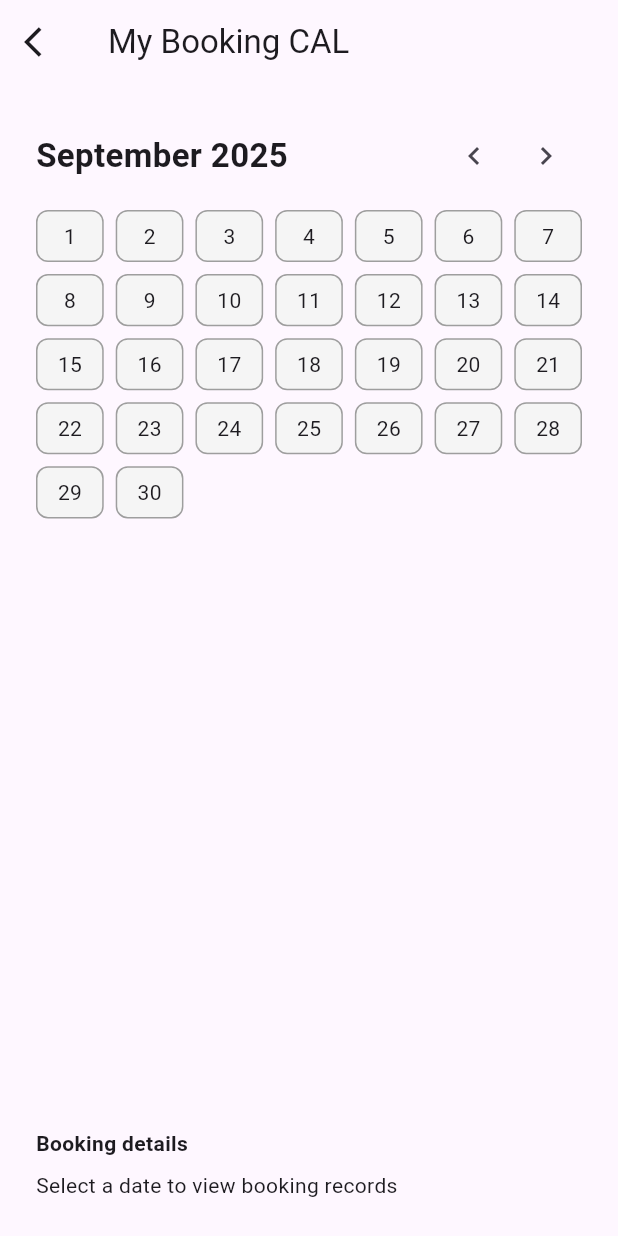
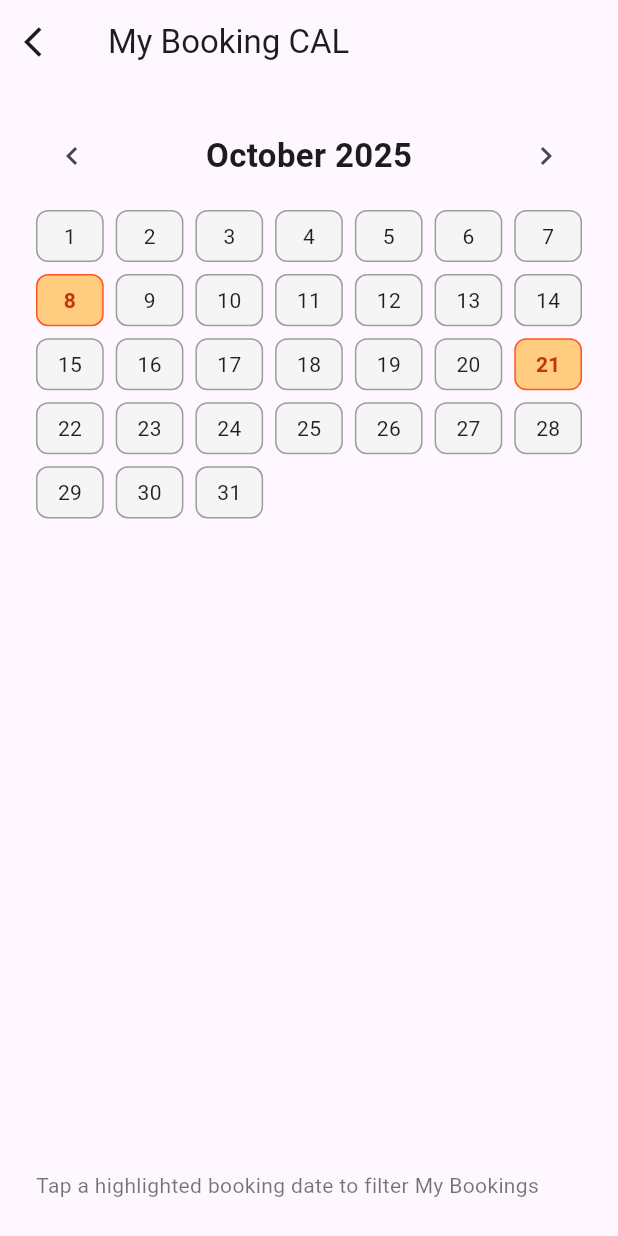
Before and after one commit to 0353497/x_french_travel_w13, a Flutter app: the MyBookingsPage screen opened directly, after a tap on "My Booking CAL", on a phone screen of 412 x 824 dp. Run offline on Flutter 3.47's test engine with Material 3 defaults, Android fonts, the light colour scheme and no system bars; our stand-ins replace get.

Commit message:
final commit

```diff
--- a/lib/pages/my_bookings_cal_page.dart
+++ b/lib/pages/my_bookings_cal_page.dart
@@ -13,8 +13,11 @@ class MyBookingsCalPage extends StatefulWidget {
 
 class _MyBookingsCalPageState extends State<MyBookingsCalPage> {
   final BookingProvider provider = Get.find<BookingProvider>();
-  DateTime visibleMonth = DateTime(2025, 9, 1);
-  DateTime? selectedDate;
+  DateTime visibleMonth = DateTime(
+    DateTime(2025, 10, 8).year,
+    DateTime(2025, 10, 8).month,
+    1,
+  );
 
   @override
   Widget build(BuildContext context) {
@@ -33,12 +36,6 @@ class _MyBookingsCalPageState extends State<MyBookingsCalPage> {
           children: [
             Row(
               children: [
-                Text(
-                  DateFormat("MMMM y").format(visibleMonth),
-                  key: Key("CalendarMonthLabel"),
-                  style: TextStyle(fontSize: 22, fontWeight: FontWeight.bold),
-                ),
-                Spacer(),
                 IconButton(
                   key: Key("CalendarPrevMonth"),
                   onPressed: () {
@@ -52,6 +49,14 @@ class _MyBookingsCalPageState extends State<MyBookingsCalPage> {
                   },
                   icon: Icon(Icons.chevron_left),
                 ),
+                Spacer(),
+                Text(
+                  DateFormat("MMMM y").format(visibleMonth),
+                  key: Key("CalendarMonthLabel"),
+                  style: TextStyle(fontSize: 22, fontWeight: FontWeight.bold),
+                ),
+                Spacer(),
+
                 IconButton(
                   key: Key("CalendarNextMonth"),
                   onPressed: () {
@@ -88,30 +93,46 @@ class _MyBookingsCalPageState extends State<MyBookingsCalPage> {
                     index + 1,
                   );
                   final bool hasBooking = _bookingsOnDate(day).isNotEmpty;
-                  final bool isSelected = _isSameDay(selectedDate, day);
+                  final bool isToday = _isSameDay(DateTime.now(), day);
 
                   return InkWell(
                     key: Key("CalendarDay_${day.day}"),
                     onTap: () {
-                      setState(() {
-                        selectedDate = day;
-                      });
+                      if (hasBooking) {
+                        provider.setStartDateFilter(day);
+                        Get.back();
+                      }
                     },
                     child: Container(
                       decoration: BoxDecoration(
-                        color: isSelected
-                            ? Colors.blue.shade200
+                        color: isToday
+                            ? Colors.blue.shade100
                             : hasBooking
                             ? Colors.orange.shade200
                             : Colors.grey.shade100,
                         borderRadius: BorderRadius.circular(8),
                         border: Border.all(
-                          color: hasBooking ? Colors.deepOrange : Colors.grey,
+                          color: isToday
+                              ? Colors.blue.shade700
+                              : hasBooking
+                              ? Colors.deepOrange
+                              : Colors.grey,
+                          width: isToday ? 2 : 1,
                         ),
                       ),
                       child: Center(
                         child: Text(
                           "${day.day}",
+                          style: TextStyle(
+                            color: isToday
+                                ? Colors.blue.shade900
+                                : hasBooking
+                                ? Colors.deepOrange.shade900
+                                : Colors.black87,
+                            fontWeight: isToday || hasBooking
+                                ? FontWeight.w700
+                                : FontWeight.w400,
+                          ),
                           key: Key(
                             hasBooking
                                 ? "HighlightedBookingDate_${day.month}_${day.day}"
@@ -124,13 +145,11 @@ class _MyBookingsCalPageState extends State<MyBookingsCalPage> {
                 },
               ),
             ),
-            SizedBox(height: 16),
+            SizedBox(height: 8),
             Text(
-              "Booking details",
-              style: TextStyle(fontWeight: FontWeight.bold),
+              "Tap a highlighted booking date to filter My Bookings",
+              style: TextStyle(color: Colors.black54),
             ),
-            SizedBox(height: 8),
-            ..._buildSelectedDateDetails(),
           ],
         ),
       ),
@@ -147,33 +166,4 @@ class _MyBookingsCalPageState extends State<MyBookingsCalPage> {
     if (a == null || b == null) return false;
     return a.year == b.year && a.month == b.month && a.day == b.day;
   }
-
-  List<Widget> _buildSelectedDateDetails() {
-    if (selectedDate == null) {
-      return [Text("Select a date to view booking records")];
-    }
-
-    final List<Booking> selectedBookings = _bookingsOnDate(selectedDate!);
-    if (selectedBookings.isEmpty) {
-      return [
-        Text(
-          "No booking records for ${DateFormat("MMM d").format(selectedDate!)}",
-          key: Key("CalendarSelectedDateNoRecords"),
-        ),
-      ];
-    }
-
-    return selectedBookings.asMap().entries.map((entry) {
-      final int index = entry.key;
-      final Booking booking = entry.value;
-      return Text(
-        "${booking.hotelName} starting on ${DateFormat("MMMM d").format(booking.checkInDate)}",
-        key: Key(
-          index == 0
-              ? "CalendarBookingDetail_${booking.checkInDate.month}_${booking.checkInDate.day}"
-              : "CalendarBookingDetail_${booking.checkInDate.month}_${booking.checkInDate.day}_$index",
-        ),
-      );
-    }).toList();
-  }
 }
--- a/lib/pages/my_bookings_page.dart
+++ b/lib/pages/my_bookings_page.dart
@@ -32,29 +32,47 @@ class _MyBookingsPageState extends State<MyBookingsPage> {
         padding: const EdgeInsets.all(24.0),
         child: Column(
           children: [
+            if (provider.startDateFilter != null)
+              Padding(
+                padding: const EdgeInsets.only(bottom: 8.0),
+                child: Row(
+                  children: [
+                    Expanded(
+                      child: Text(
+                        "Filtered by start date: ${DateFormat("EEE, MMM d, y").format(provider.startDateFilter!)}",
+                      ),
+                    ),
+                    TextButton(
+                      onPressed: () {
+                        provider.clearStartDateFilter();
+                        setState(() {});
+                      },
+                      child: Text("Clear"),
+                    ),
+                  ],
+                ),
+              ),
             Row(
               children: [
                 Text("List of my bookings"),
+                Spacer(),
                 IconButton(
                   key: Key("SortByStartDate"),
                   onPressed: sortByStartDate,
-                  icon: Icon(Icons.calendar_month),
+                  icon: Icon(Icons.calendar_today),
                 ),
                 IconButton(
                   key: Key("SortByPrice"),
                   onPressed: sortByPrice,
-                  icon: Text(
-                    "\$",
-                    style: TextStyle(fontWeight: FontWeight.w600, fontSize: 24),
-                  ),
+                  icon: Icon(Icons.attach_money),
                 ),
               ],
             ),
             Expanded(
               child: ListView.builder(
-                itemCount: provider.bookedBookings.length,
+                itemCount: provider.visibleBookings.length,
                 itemBuilder: (context, index) {
-                  final Booking booking = provider.bookedBookings[index];
+                  final Booking booking = provider.visibleBookings[index];
                   return SizedBox(
                     key: Key("BookingCard_$index"),
                     height: 200,
@@ -74,7 +92,7 @@ class _MyBookingsPageState extends State<MyBookingsPage> {
                                   "${booking.firstName}, ${booking.lastName} \n ${booking.hotelName}",
                                 ),
                                 Text(
-                                  "${DateFormat("EEE, m d, y").format(booking.checkInDate)} to ${DateFormat("EEE, m d, y").format(booking.checkOutDate)}",
+                                  "${DateFormat("EEE, MMM d, y").format(booking.checkInDate)} to ${DateFormat("EEE, MMM d, y").format(booking.checkOutDate)}",
                                   key: Key("BookingDate_$index"),
                                 ),
                                 Text(
@@ -114,7 +132,12 @@ class _MyBookingsPageState extends State<MyBookingsPage> {
               padding: const EdgeInsets.all(8.0),
               child: ElevatedButton(
                 key: Key("MyBookingCAL"),
-                onPressed: () => Get.to(() => MyBookingsCalPage()),
+                onPressed: () async {
+                  await Get.to(() => MyBookingsCalPage());
+                  if (mounted) {
+                    setState(() {});
+                  }
+                },
                 child: SizedBox(
                   height: 60,
                   width: Get.width * .3,
```
Also changed, not shown: lib/pages/booking_confirm_page.dart (+68 -18 lines), lib/pages/bookings_details_view.dart (+73 -60 lines), lib/pages/homepage.dart (+21 -9 lines), lib/providers/booking_provider.dart (+29 -0 lines), 3 other files.
